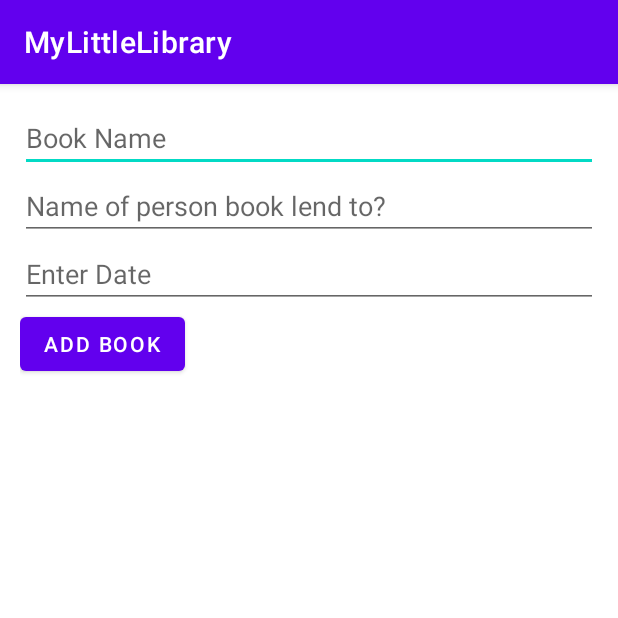
After one commit to brennerdanae/MyLittleLibrary, an Android app: the AddBookActivity screen opened directly, with no data from a screen before it, on a phone screen of 412 x 824 dp, the top half of it. The commit adds this screen. Run offline under Robolectric (Android 15) with nearby library versions, the phone set to English and light mode, and no system bars; 2 statements that could not run were skipped.

Commit message:
Added Room Database, created Repository, Dao, Implemented Add Book Activity

```diff
--- /dev/null
+++ b/app/src/main/java/com/example/mylittlelibrary/ui/activities/AddBookActivity.kt
@@ -0,0 +1,36 @@
+package com.example.mylittlelibrary.ui.activities
+
+import androidx.appcompat.app.AppCompatActivity
+import android.os.Bundle
+import androidx.activity.viewModels
+import androidx.lifecycle.Observer
+import com.example.mylittlelibrary.data.Book
+import com.example.mylittlelibrary.databinding.ActivityAddBookBinding
+import com.example.mylittlelibrary.ui.viewModel.BookViewModel
+
+class AddBookActivity : AppCompatActivity() {
+    private lateinit var binding: ActivityAddBookBinding
+    private val addBookViewModel: BookViewModel by viewModels()
+
+    override fun onCreate(savedInstanceState: Bundle?) {
+        super.onCreate(savedInstanceState)
+        binding = ActivityAddBookBinding.inflate(layoutInflater)
+        setContentView(binding.root)
+
+        binding.btnSubmit.setOnClickListener {
+            val book = Book(
+                id = Math.random().toInt(),
+                name = binding.editTextBook.text.toString(),
+                lendTo = binding.editTextLendTo.text.toString(),
+                date = binding.editTextDate.text.toString()
+            )
+            addBookViewModel.addBook(book)
+        }
+        addBookViewModel.myResponse.observe(this, Observer {
+            if (it) {
+                addBookViewModel.fetchBooks()
+                onBackPressed()
+            }
+        })
+    }
+}
--- /dev/null
+++ b/app/src/main/res/layout/activity_add_book.xml
@@ -0,0 +1,45 @@
+<?xml version="1.0" encoding="utf-8"?>
+<androidx.constraintlayout.widget.ConstraintLayout xmlns:android="http://schemas.android.com/apk/res/android"
+    xmlns:app="http://schemas.android.com/apk/res-auto"
+    xmlns:tools="http://schemas.android.com/tools"
+    android:layout_width="match_parent"
+    android:layout_height="match_parent"
+    tools:context=".ui.activities.AddBookActivity">
+
+    <LinearLayout
+        android:layout_width="match_parent"
+        android:layout_height="match_parent"
+        android:orientation="vertical"
+        android:padding="13dp"
+        app:layout_constraintBottom_toBottomOf="parent"
+        app:layout_constraintLeft_toLeftOf="parent"
+        app:layout_constraintRight_toRightOf="parent"
+        app:layout_constraintTop_toTopOf="parent">
+
+        <EditText
+            android:id="@+id/editTextBook"
+            android:layout_width="match_parent"
+            android:layout_height="wrap_content"
+            android:hint="Book Name" />
+
+        <EditText
+            android:id="@+id/editTextLendTo"
+            android:layout_width="match_parent"
+            android:layout_height="wrap_content"
+            android:hint="Name of person book lend to?" />
+
+        <EditText
+            android:id="@+id/editTextDate"
+            android:layout_width="match_parent"
+            android:layout_height="wrap_content"
+            android:hint="Enter Date" />
+
+        <Button
+            android:id="@+id/btnSubmit"
+            android:layout_width="wrap_content"
+            android:layout_height="wrap_content"
+            android:text="Add Book" />
+
+    </LinearLayout>
+
+</androidx.constraintlayout.widget.ConstraintLayout>
```
Also changed, not shown: app/build.gradle (+12 -1 lines), app/src/main/AndroidManifest.xml (+8 -3 lines), app/src/main/java/com/example/mylittlelibrary/data/Book.kt (+10 -1 lines), app/src/main/java/com/example/mylittlelibrary/repository/BookRepository.kt (added, +19 -0 lines), app/src/main/java/com/example/mylittlelibrary/room/BookRoomDatabase.kt (added, +31 -0 lines), app/src/main/java/com/example/mylittlelibrary/room/dao/BookDao.kt (added, +23 -0 lines), app/src/main/java/com/example/mylittlelibrary/service/BookService.kt (+11 -2 lines), app/src/main/java/com/example/mylittlelibrary/ui/activities/ListActivity.kt (+3 -4 lines), app/src/main/java/com/example/mylittlelibrary/ui/viewModel/BookViewModel.kt (+17 -8 lines), app/src/main/res/layout/activity_list.xml (+10 -0 lines).
